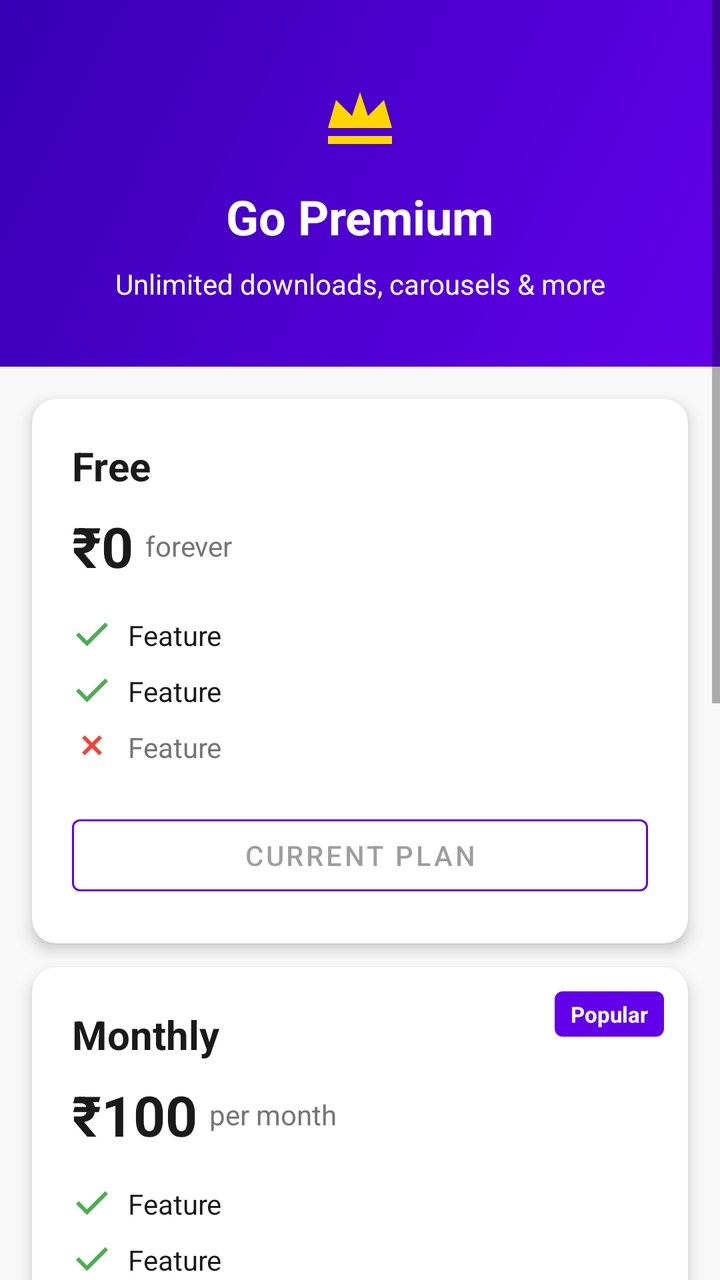
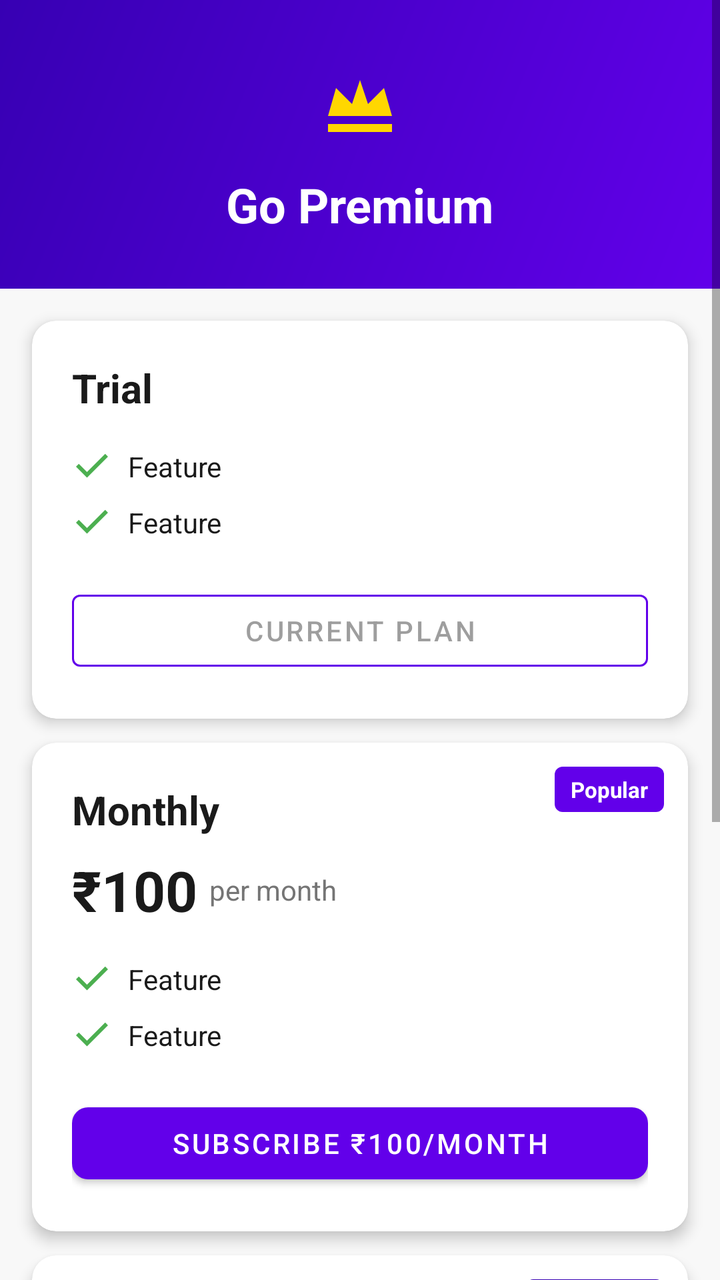

Two renders of the same Android screen: before a commit and after it. Below are the layout's source before the change and the commit's diff.
<!-- AndroidManifest.xml: application theme Theme.FetchIn -->
<!-- res/layout/fragment_premium.xml -->
<?xml version="1.0" encoding="utf-8"?>
<ScrollView xmlns:android="http://schemas.android.com/apk/res/android"
    xmlns:app="http://schemas.android.com/apk/res-auto"
    android:layout_width="match_parent"
    android:layout_height="match_parent"
    android:background="@color/backgroundColor">

    <LinearLayout
        android:layout_width="match_parent"
        android:layout_height="wrap_content"
        android:orientation="vertical">

        
        <LinearLayout
            android:layout_width="match_parent"
            android:layout_height="wrap_content"
            android:background="@drawable/bg_premium_gradient"
            android:gravity="center"
            android:orientation="vertical"
            android:padding="32dp">

            <ImageView
                android:layout_width="48dp"
                android:layout_height="48dp"
                android:src="@drawable/ic_crown"
                android:contentDescription="@null" />

            <TextView
                android:layout_width="wrap_content"
                android:layout_height="wrap_content"
                android:layout_marginTop="12dp"
                android:text="@string/label_go_premium"
                android:textColor="@color/white"
                android:textSize="24sp"
                android:textStyle="bold" />

            <TextView
                android:layout_width="wrap_content"
                android:layout_height="wrap_content"
                android:layout_marginTop="8dp"
                android:text="@string/label_premium_subtitle"
                android:textColor="@color/white"
                android:textSize="14sp"
                android:gravity="center" />

        </LinearLayout>

        
        <com.google.android.material.progressindicator.LinearProgressIndicator
            android:id="@+id/billingLoadingIndicator"
            android:layout_width="match_parent"
            android:layout_height="wrap_content"
            android:visibility="gone"
            app:indicatorColor="@color/colorPrimary"
            app:trackCornerRadius="0dp" />

        
        <com.google.android.material.card.MaterialCardView
            android:id="@+id/cardFree"
            android:layout_width="match_parent"
            android:layout_height="wrap_content"
            android:layout_marginHorizontal="16dp"
            android:layout_marginTop="16dp"
            app:cardCornerRadius="12dp"
            app:cardElevation="4dp"
            app:cardBackgroundColor="@color/surface">

            <LinearLayout
                android:layout_width="match_parent"
                android:layout_height="wrap_content"
                android:orientation="vertical"
                android:padding="20dp">

                <TextView
                    android:layout_width="wrap_content"
                    android:layout_height="wrap_content"
                    android:text="@string/label_free_plan"
                    android:textColor="@color/textPrimary"
                    android:textSize="20sp"
                    android:textStyle="bold" />

                <LinearLayout
                    android:layout_width="wrap_content"
                    android:layout_height="wrap_content"
                    android:layout_marginTop="8dp"
                    android:orientation="horizontal"
                    android:gravity="center_vertical">
                    <TextView
                        android:layout_width="wrap_content"
                        android:layout_height="wrap_content"
                        android:text="₹0"
                        android:textColor="@color/textPrimary"
                        android:textSize="28sp"
                        android:textStyle="bold" />
                    <TextView
                        android:layout_width="wrap_content"
                        android:layout_height="wrap_content"
                        android:layout_marginStart="6dp"
                        android:text="@string/label_forever"
                        android:textColor="@color/textSecondary"
                        android:textSize="14sp" />
                </LinearLayout>

                <include layout="@layout/view_feature_check" android:id="@+id/featureFree1"
                    android:layout_width="match_parent" android:layout_height="wrap_content"
                    android:layout_marginTop="12dp" />
                <include layout="@layout/view_feature_check" android:id="@+id/featureFree2"
                    android:layout_width="match_parent" android:layout_height="wrap_content" />
                <include layout="@layout/view_feature_cross" android:id="@+id/featureFree3"
                    android:layout_width="match_parent" android:layout_height="wrap_content" />

                <com.google.android.material.button.MaterialButton
                    android:id="@+id/btnFreePlan"
                    style="@style/Widget.MaterialComponents.Button.OutlinedButton"
                    android:layout_width="match_parent"
                    android:layout_height="48dp"
                    android:layout_marginTop="16dp"
                    android:text="@string/btn_current_plan"
                    android:enabled="false"
                    app:strokeColor="@color/colorPrimary" />

            </LinearLayout>

        </com.google.android.material.card.MaterialCardView>

        
        <com.google.android.material.card.MaterialCardView
            android:id="@+id/cardMonthly"
            android:layout_width="match_parent"
            android:layout_height="wrap_content"
            android:layout_marginHorizontal="16dp"
            android:layout_marginTop="12dp"
            app:cardCornerRadius="12dp"
            app:cardElevation="4dp"
            app:cardBackgroundColor="@color/surface">

            <FrameLayout
                android:layout_width="match_parent"
                android:layout_height="wrap_content">

                <LinearLayout
                    android:layout_width="match_parent"
                    android:layout_height="wrap_content"
                    android:orientation="vertical"
                    android:padding="20dp">

                    <TextView
                        android:layout_width="wrap_content"
                        android:layout_height="wrap_content"
                        android:text="@string/label_monthly_plan"
                        android:textColor="@color/textPrimary"
                        android:textSize="20sp"
                        android:textStyle="bold" />

                    <LinearLayout
                        android:layout_width="wrap_content"
                        android:layout_height="wrap_content"
                        android:layout_marginTop="8dp"
                        android:orientation="horizontal"
                        android:gravity="center_vertical">
                        <TextView
                            android:layout_width="wrap_content"
                            android:layout_height="wrap_content"
                            android:text="₹100"
                            android:textColor="@color/textPrimary"
                            android:textSize="28sp"
                            android:textStyle="bold" />
                        <TextView
                            android:layout_width="wrap_content"
                            android:layout_height="wrap_content"
                            android:layout_marginStart="6dp"
                            android:text="@string/label_per_month"
                            android:textColor="@color/textSecondary"
                            android:textSize="14sp" />
                    </LinearLayout>

                    <include layout="@layout/view_feature_check" android:id="@+id/featureMonthly1"
                        android:layout_width="match_parent" android:layout_height="wrap_content"
                        android:layout_marginTop="12dp" />
                    <include layout="@layout/view_feature_check" android:id="@+id/featureMonthly2"
                        android:layout_width="match_parent" android:layout_height="wrap_content" />
                    <include layout="@layout/view_feature_check" android:id="@+id/featureMonthly3"
                        android:layout_width="match_parent" android:layout_height="wrap_content" />

                    <com.google.android.material.button.MaterialButton
                        android:id="@+id/btnMonthly"
                        android:layout_width="match_parent"
                        android:layout_height="48dp"
                        android:layout_marginTop="16dp"
                        android:text="@string/btn_subscribe_monthly"
                        android:textColor="@color/white"
                        app:backgroundTint="@color/colorPrimary"
                        app:cornerRadius="8dp" />

                </LinearLayout>

                <TextView
                    android:id="@+id/badgePopular"
                    android:layout_width="wrap_content"
                    android:layout_height="wrap_content"
                    android:layout_gravity="top|end"
                    android:layout_margin="12dp"
                    android:background="@drawable/ic_popular_badge"
                    android:paddingHorizontal="8dp"
                    android:paddingVertical="4dp"
                    android:text="@string/label_popular"
                    android:textColor="@color/white"
                    android:textSize="11sp"
                    android:textStyle="bold" />

            </FrameLayout>

        </com.google.android.material.card.MaterialCardView>

        
        <com.google.android.material.card.MaterialCardView
            android:id="@+id/cardAnnual"
            android:layout_width="match_parent"
            android:layout_height="wrap_content"
            android:layout_marginHorizontal="16dp"
            android:layout_marginTop="12dp"
            app:cardCornerRadius="12dp"
            app:cardElevation="4dp"
            app:cardBackgroundColor="@color/surface">

            <FrameLayout
                android:layout_width="match_parent"
                android:layout_height="wrap_content">

                <LinearLayout
                    android:layout_width="match_parent"
                    android:layout_height="wrap_content"
                    android:orientation="vertical"
                    android:padding="20dp">

                    <TextView
                        android:layout_width="wrap_content"
                        android:layout_height="wrap_content"
                        android:text="@string/label_annual_plan"
                        android:textColor="@color/textPrimary"
                        android:textSize="20sp"
                        android:textStyle="bold" />

                    <LinearLayout
                        android:layout_width="wrap_content"
                        android:layout_height="wrap_content"
                        android:layout_marginTop="8dp"
                        android:orientation="horizontal"
                        android:gravity="center_vertical">
                        <TextView
                            android:layout_width="wrap_content"
                            android:layout_height="wrap_content"
                            android:text="₹1,000"
                            android:textColor="@color/textPrimary"
                            android:textSize="28sp"
                            android:textStyle="bold" />
                        <TextView
                            android:layout_width="wrap_content"
                            android:layout_height="wrap_content"
                            android:layout_marginStart="6dp"
                            android:text="@string/label_per_year_savings"
                            android:textColor="@color/textSecondary"
                            android:textSize="14sp" />
                    </LinearLayout>

                    <include layout="@layout/view_feature_check" android:id="@+id/featureAnnual1"
                        android:layout_width="match_parent" android:layout_height="wrap_content"
                        android:layout_marginTop="12dp" />
                    <include layout="@layout/view_feature_check" android:id="@+id/featureAnnual2"
                        android:layout_width="match_parent" android:layout_height="wrap_content" />
                    <include layout="@layout/view_feature_check" android:id="@+id/featureAnnual3"
                        android:layout_width="match_parent" android:layout_height="wrap_content" />

                    <com.google.android.material.button.MaterialButton
                        android:id="@+id/btnAnnual"
                        android:layout_width="match_parent"
                        android:layout_height="48dp"
                        android:layout_marginTop="16dp"
                        android:text="@string/btn_subscribe_annual"
                        android:textColor="@color/white"
                        app:backgroundTint="@color/colorPrimaryDark"
                        app:cornerRadius="8dp" />

                </LinearLayout>

                <TextView
                    android:id="@+id/badgeBestValue"
                    android:layout_width="wrap_content"
                    android:layout_height="wrap_content"
                    android:layout_gravity="top|end"
                    android:layout_margin="12dp"
                    android:background="@drawable/ic_best_value_badge"
                    android:paddingHorizontal="8dp"
                    android:paddingVertical="4dp"
                    android:text="@string/label_best_value"
                    android:textColor="@color/white"
                    android:textSize="11sp"
                    android:textStyle="bold" />

            </FrameLayout>

        </com.google.android.material.card.MaterialCardView>

        
        <com.google.android.material.button.MaterialButton
            android:id="@+id/btnRestore"
            style="@style/Widget.MaterialComponents.Button.TextButton"
            android:layout_width="wrap_content"
            android:layout_height="wrap_content"
            android:layout_gravity="center_horizontal"
            android:layout_marginTop="20dp"
            android:layout_marginHorizontal="16dp"
            android:text="@string/btn_restore_purchases"
            android:textColor="@color/colorPrimary" />

        
        <TextView
            android:layout_width="wrap_content"
            android:layout_height="wrap_content"
            android:layout_gravity="center_horizontal"
            android:layout_marginTop="8dp"
            android:layout_marginBottom="32dp"
            android:layout_marginHorizontal="16dp"
            android:text="@string/label_terms_privacy"
            android:textColor="@color/colorPrimary"
            android:textSize="12sp" />

    </LinearLayout>

</ScrollView>
<!-- res/layout/view_feature_check.xml (included above) -->
<?xml version="1.0" encoding="utf-8"?>
<LinearLayout xmlns:android="http://schemas.android.com/apk/res/android"
    android:layout_width="match_parent"
    android:layout_height="wrap_content"
    android:orientation="horizontal"
    android:gravity="center_vertical"
    android:paddingVertical="4dp">

    <ImageView
        android:layout_width="20dp"
        android:layout_height="20dp"
        android:src="@drawable/ic_check"
        android:contentDescription="@null" />

    <TextView
        android:id="@+id/tvFeatureText"
        android:layout_width="wrap_content"
        android:layout_height="wrap_content"
        android:layout_marginStart="8dp"
        android:textColor="#1A1A1A"
        android:textSize="14sp"
        android:text="Feature" />

</LinearLayout>
<!-- res/layout/view_feature_cross.xml (included above) -->
<?xml version="1.0" encoding="utf-8"?>
<LinearLayout xmlns:android="http://schemas.android.com/apk/res/android"
    android:layout_width="match_parent"
    android:layout_height="wrap_content"
    android:orientation="horizontal"
    android:gravity="center_vertical"
    android:paddingVertical="4dp">

    <ImageView
        android:layout_width="20dp"
        android:layout_height="20dp"
        android:src="@drawable/ic_cross"
        android:contentDescription="@null" />

    <TextView
        android:id="@+id/tvFeatureText"
        android:layout_width="wrap_content"
        android:layout_height="wrap_content"
        android:layout_marginStart="8dp"
        android:textColor="#757575"
        android:textSize="14sp"
        android:text="Feature" />

</LinearLayout>
<!-- resources referenced by this layout -->
<resources>
  <color name="backgroundColor">#F8F8F8</color>
  <color name="colorPrimary">#6200EA</color>
  <color name="colorPrimaryDark">#3700B3</color>
  <color name="surface">#FFFFFF</color>
  <color name="textPrimary">#1A1A1A</color>
  <color name="textSecondary">#757575</color>
  <color name="white">#FFFFFF</color>
  <!-- drawable bg_premium_gradient (drawable) -->
  <?xml version="1.0" encoding="utf-8"?>
  <shape xmlns:android="http://schemas.android.com/apk/res/android"
      android:shape="rectangle">
      <gradient
          android:angle="135"
          android:startColor="#6200EA"
          android:endColor="#3700B3"
          android:type="linear" />
  </shape>
  <!-- drawable ic_best_value_badge (drawable) -->
  <?xml version="1.0" encoding="utf-8"?>
  <shape xmlns:android="http://schemas.android.com/apk/res/android"
      android:shape="rectangle">
      <solid android:color="#3700B3" />
      <corners android:radius="4dp" />
  </shape>
  <!-- drawable ic_check (drawable) -->
  <?xml version="1.0" encoding="utf-8"?>
  <vector xmlns:android="http://schemas.android.com/apk/res/android"
      android:width="20dp"
      android:height="20dp"
      android:viewportWidth="20"
      android:viewportHeight="20">
      <path
          android:fillColor="#4CAF50"
          android:pathData="M7.5,15.5L2,10l1.41,-1.41L7.5,12.67l9.09,-9.08L18,5z" />
  </vector>
  <!-- drawable ic_cross (drawable) -->
  <?xml version="1.0" encoding="utf-8"?>
  <vector xmlns:android="http://schemas.android.com/apk/res/android"
      android:width="20dp"
      android:height="20dp"
      android:viewportWidth="20"
      android:viewportHeight="20">
      <path
          android:fillColor="#F44336"
          android:pathData="M15,5.41L13.59,4L10,7.59L6.41,4L5,5.41L8.59,9L5,12.59L6.41,14L10,10.41L13.59,14L15,12.59L11.41,9z" />
  </vector>
  <!-- drawable ic_crown (drawable) -->
  <?xml version="1.0" encoding="utf-8"?>
  <vector xmlns:android="http://schemas.android.com/apk/res/android"
      android:width="48dp"
      android:height="48dp"
      android:viewportWidth="48"
      android:viewportHeight="48">
      <path
          android:fillColor="#FFD700"
          android:pathData="M8,36L40,36L40,40L8,40ZM8,32L12,18L20,26L24,14L28,26L36,18L40,32Z" />
  </vector>
  <!-- drawable ic_popular_badge (drawable) -->
  <?xml version="1.0" encoding="utf-8"?>
  <shape xmlns:android="http://schemas.android.com/apk/res/android"
      android:shape="rectangle">
      <solid android:color="#6200EA" />
      <corners android:radius="4dp" />
  </shape>
  <string name="btn_current_plan">Current Plan</string>
  <string name="btn_restore_purchases">Restore Purchases</string>
  <string name="btn_subscribe_annual">Subscribe ₹1,000/year</string>
  <string name="btn_subscribe_monthly">Subscribe ₹100/month</string>
  <string name="label_annual_plan">Annual</string>
  <string name="label_best_value">Best Value</string>
  <string name="label_forever">forever</string>
  <string name="label_free_plan">Free</string>
  <string name="label_go_premium">Go Premium</string>
  <string name="label_monthly_plan">Monthly</string>
  <string name="label_per_month">per month</string>
  <string name="label_per_year_savings">per year  •  Save 17%</string>
  <string name="label_popular">Popular</string>
  <string name="label_premium_subtitle">Unlimited downloads, carousels &amp; more</string>
  <string name="label_terms_privacy">Terms of Use · Privacy Policy</string>
  <style name="Theme.FetchIn" parent="Theme.MaterialComponents.Light.NoActionBar">
          <item name="colorPrimary">@color/colorPrimary</item>
          <item name="colorPrimaryDark">@color/colorPrimaryDark</item>
          <item name="colorAccent">@color/colorAccent</item>
          <item name="android:windowBackground">@color/backgroundColor</item>
          <item name="android:statusBarColor">@color/backgroundColor</item>
          <item name="android:windowLightStatusBar">true</item>
      </style>
  <color name="colorAccent">#03DAC5</color>
</resources>

<!-- the commit's change to res/layout/fragment_premium.xml (unified diff, before → after) -->
@@ -17,7 +17,8 @@
             android:background="@drawable/bg_premium_gradient"
             android:gravity="center"
             android:orientation="vertical"
-            android:padding="32dp">
+            android:paddingHorizontal="32dp"
+            android:paddingVertical="26dp">
 
             <ImageView
                 android:layout_width="48dp"
@@ -34,15 +35,6 @@
                 android:textSize="24sp"
                 android:textStyle="bold" />
 
-            <TextView
-                android:layout_width="wrap_content"
-                android:layout_height="wrap_content"
-                android:layout_marginTop="8dp"
-                android:text="@string/label_premium_subtitle"
-                android:textColor="@color/white"
-                android:textSize="14sp"
-                android:gravity="center" />
-
         </LinearLayout>
 
         
@@ -79,34 +71,10 @@
                     android:textSize="20sp"
                     android:textStyle="bold" />
 
-                <LinearLayout
-                    android:layout_width="wrap_content"
-                    android:layout_height="wrap_content"
-                    android:layout_marginTop="8dp"
-                    android:orientation="horizontal"
-                    android:gravity="center_vertical">
-                    <TextView
-                        android:layout_width="wrap_content"
-                        android:layout_height="wrap_content"
-                        android:text="₹0"
-                        android:textColor="@color/textPrimary"
-                        android:textSize="28sp"
-                        android:textStyle="bold" />
-                    <TextView
-                        android:layout_width="wrap_content"
-                        android:layout_height="wrap_content"
-                        android:layout_marginStart="6dp"
-                        android:text="@string/label_forever"
-                        android:textColor="@color/textSecondary"
-                        android:textSize="14sp" />
-                </LinearLayout>
-
                 <include layout="@layout/view_feature_check" android:id="@+id/featureFree1"
                     android:layout_width="match_parent" android:layout_height="wrap_content"
                     android:layout_marginTop="12dp" />
                 <include layout="@layout/view_feature_check" android:id="@+id/featureFree2"
-                    android:layout_width="match_parent" android:layout_height="wrap_content" />
-                <include layout="@layout/view_feature_cross" android:id="@+id/featureFree3"
                     android:layout_width="match_parent" android:layout_height="wrap_content" />
 
                 <com.google.android.material.button.MaterialButton
@@ -174,12 +142,11 @@
                             android:textSize="14sp" />
                     </LinearLayout>
 
+
                     <include layout="@layout/view_feature_check" android:id="@+id/featureMonthly1"
                         android:layout_width="match_parent" android:layout_height="wrap_content"
                         android:layout_marginTop="12dp" />
                     <include layout="@layout/view_feature_check" android:id="@+id/featureMonthly2"
-                        android:layout_width="match_parent" android:layout_height="wrap_content" />
-                    <include layout="@layout/view_feature_check" android:id="@+id/featureMonthly3"
                         android:layout_width="match_parent" android:layout_height="wrap_content" />
 
                     <com.google.android.material.button.MaterialButton
@@ -263,12 +230,11 @@
                             android:textSize="14sp" />
                     </LinearLayout>
 
+
                     <include layout="@layout/view_feature_check" android:id="@+id/featureAnnual1"
                         android:layout_width="match_parent" android:layout_height="wrap_content"
                         android:layout_marginTop="12dp" />
                     <include layout="@layout/view_feature_check" android:id="@+id/featureAnnual2"
-                        android:layout_width="match_parent" android:layout_height="wrap_content" />
-                    <include layout="@layout/view_feature_check" android:id="@+id/featureAnnual3"
                         android:layout_width="match_parent" android:layout_height="wrap_content" />
 
                     <com.google.android.material.button.MaterialButton
@@ -353,28 +319,3 @@
         android:text="Feature" />
 
 </LinearLayout>
-<!-- res/layout/view_feature_cross.xml (included above) -->
-<?xml version="1.0" encoding="utf-8"?>
-<LinearLayout xmlns:android="http://schemas.android.com/apk/res/android"
-    android:layout_width="match_parent"
-    android:layout_height="wrap_content"
-    android:orientation="horizontal"
-    android:gravity="center_vertical"
-    android:paddingVertical="4dp">
-
-    <ImageView
-        android:layout_width="20dp"
-        android:layout_height="20dp"
-        android:src="@drawable/ic_cross"
-        android:contentDescription="@null" />
-
-    <TextView
-        android:id="@+id/tvFeatureText"
-        android:layout_width="wrap_content"
-        android:layout_height="wrap_content"
-        android:layout_marginStart="8dp"
-        android:textColor="#757575"
-        android:textSize="14sp"
-        android:text="Feature" />
-
-</LinearLayout>
<!-- resource entries referenced after the edit -->
@@ -35,17 +35,6 @@
           android:fillColor="#4CAF50"
           android:pathData="M7.5,15.5L2,10l1.41,-1.41L7.5,12.67l9.09,-9.08L18,5z" />
   </vector>
-  <!-- drawable ic_cross (drawable) -->
-  <?xml version="1.0" encoding="utf-8"?>
-  <vector xmlns:android="http://schemas.android.com/apk/res/android"
-      android:width="20dp"
-      android:height="20dp"
-      android:viewportWidth="20"
-      android:viewportHeight="20">
-      <path
-          android:fillColor="#F44336"
-          android:pathData="M15,5.41L13.59,4L10,7.59L6.41,4L5,5.41L8.59,9L5,12.59L6.41,14L10,10.41L13.59,14L15,12.59L11.41,9z" />
-  </vector>
   <!-- drawable ic_crown (drawable) -->
   <?xml version="1.0" encoding="utf-8"?>
   <vector xmlns:android="http://schemas.android.com/apk/res/android"
@@ -70,14 +59,12 @@
   <string name="btn_subscribe_monthly">Subscribe ₹100/month</string>
   <string name="label_annual_plan">Annual</string>
   <string name="label_best_value">Best Value</string>
-  <string name="label_forever">forever</string>
-  <string name="label_free_plan">Free</string>
+  <string name="label_free_plan">Trial</string>
   <string name="label_go_premium">Go Premium</string>
   <string name="label_monthly_plan">Monthly</string>
   <string name="label_per_month">per month</string>
   <string name="label_per_year_savings">per year  •  Save 17%</string>
   <string name="label_popular">Popular</string>
-  <string name="label_premium_subtitle">Unlimited downloads, carousels &amp; more</string>
   <string name="label_terms_privacy">Terms of Use · Privacy Policy</string>
   <style name="Theme.FetchIn" parent="Theme.MaterialComponents.Light.NoActionBar">
           <item name="colorPrimary">@color/colorPrimary</item>
